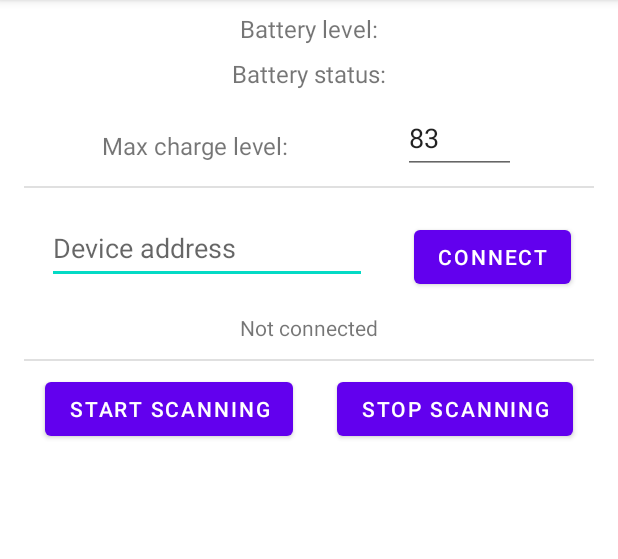
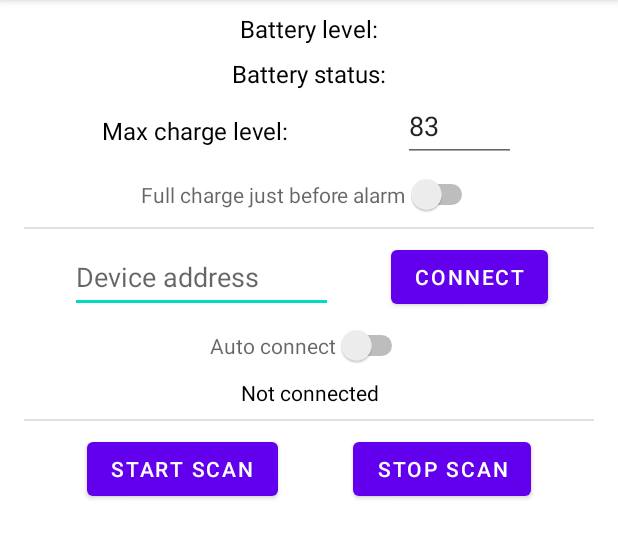
Before and after one commit to adameq11/BleBat, an Android app: the screen it shows after launch (MainActivity), on a phone screen of 412 x 824 dp, the part 84-643 px from its top. Run offline under Robolectric (Android 15) with nearby library versions, the phone set to English and light mode, and no system bars.

Commit message:
v0.7 - lots of changes: * travel mode - charge to full just before the alarm * auto connect mode * fixed layout * battery temp. display

```diff
--- a/app/src/main/java/pl/aq/belbat/BluetoothFGServiceCallbacks.java
+++ b/app/src/main/java/pl/aq/belbat/BluetoothFGServiceCallbacks.java
@@ -5,4 +5,5 @@ public interface BluetoothFGServiceCallbacks {
     void updateConnectionStatus(boolean connectionState);
 
     int getSelectedChargeLevel();
+    boolean isTravelModeEnabled();
 }
--- a/app/src/main/java/pl/aq/belbat/MainActivity.java
+++ b/app/src/main/java/pl/aq/belbat/MainActivity.java
@@ -6,6 +6,7 @@ import androidx.recyclerview.widget.LinearLayoutManager;
 import androidx.recyclerview.widget.RecyclerView;
 
 import android.Manifest;
+import android.app.AlarmManager;
 import android.app.AlertDialog;
 import android.bluetooth.BluetoothAdapter;
 import android.bluetooth.BluetoothDevice;
@@ -22,6 +23,7 @@ import android.content.ServiceConnection;
 import android.content.SharedPreferences;
 import android.content.pm.PackageManager;
 import android.os.AsyncTask;
+import android.os.BatteryManager;
 import android.os.Bundle;
 import android.os.Handler;
 import android.os.IBinder;
@@ -29,20 +31,26 @@ import android.preference.PreferenceManager;
 import android.view.View;
 import android.widget.Button;
 import android.widget.EditText;
+import android.widget.Switch;
 import android.widget.TextView;
 
 import java.util.ArrayList;
+import java.util.Date;
 import java.util.HashSet;
 import java.util.List;
 import java.util.Set;
+import java.util.concurrent.TimeUnit;
 
 public class MainActivity extends AppCompatActivity implements BluetoothFGServiceCallbacks, DeviceListAdapter.ItemClickListener {
 
     private BluetoothFGService bluetoothFGService;
     private DeviceListAdapter listAdapter;
     private boolean bound = false;
+    private boolean cableConnectionState = false;
 
     public static final String MAC_PREF_KEY = "pl.blebat.mac";
+    public static final String AUTO_PREF_KEY = "pl.blebat.autoconnect";
+    public static final String TRAVELMODE_PREF_KEY = "pl.blebat.travel";
 
     public static final String MAC_ADDR_PARAM = "addr";
 
@@ -60,12 +68,17 @@ public class MainActivity extends AppCompatActivity implements BluetoothFGServic
     private EditText maxCharge = null;
     private EditText macAddress = null;
 
+    private Switch travelMode = null;
+    private Switch autoConnMode = null;
+
     private final Set<String> itemsOnList = new HashSet<>();
     private final List<Device> uiDevicesList = new ArrayList<>();
     private BluetoothLeScanner btScanner;
 
     private final Handler mHandler = new Handler();
+    private final Handler mHandlerAutoCon = new Handler();
     private static final long SCAN_PERIOD = 10000;
+    private static final long AUTO_CON_PERIOD = 2000;
     private boolean btScanning = false;
     private boolean serviceStarted = false;
 
@@ -88,11 +101,14 @@ public class MainActivity extends AppCompatActivity implements BluetoothFGServic
         maxCharge = findViewById(R.id.maxCharge);
         macAddress = findViewById(R.id.macAddress);
 
+        travelMode = findViewById(R.id.travelMode);
+        autoConnMode = findViewById(R.id.autoConnectSwitch);
+
         BluetoothManager btManager = (BluetoothManager) getSystemService(Context.BLUETOOTH_SERVICE);
         BluetoothAdapter btAdapter = btManager.getAdapter();
-        btScanner = btAdapter.getBluetoothLeScanner();
+        btScanner = btAdapter != null ? btAdapter.getBluetoothLeScanner() : null;
 
-        if (!btAdapter.isEnabled()) {
+        if (btAdapter != null && !btAdapter.isEnabled()) {
             Intent enableIntent = new Intent(BluetoothAdapter.ACTION_REQUEST_ENABLE);
             startActivityForResult(enableIntent, REQUEST_ENABLE_BT);
         }
@@ -122,9 +138,20 @@ public class MainActivity extends AppCompatActivity implements BluetoothFGServic
         recyclerView.setAdapter(listAdapter);
 
         //fetch previous address from preferences
-        String tmpAddress = getSavedMac();
+        String tmpAddress = getSavedString(MAC_PREF_KEY);
         if(tmpAddress != null) {
             macAddress.setText(tmpAddress);
+        }
+
+        String autoConnectStr = getSavedString(AUTO_PREF_KEY);
+        if(autoConnectStr != null) {
+            System.out.println("auto con " + autoConnectStr);
+            autoConnMode.setChecked(autoConnectStr.equals(String.valueOf(true)));
+        }
+
+        String travelModeStr = getSavedString(TRAVELMODE_PREF_KEY);
+        if(travelModeStr != null) {
+            travelMode.setChecked(travelModeStr.equals(String.valueOf(true)));
         }
     }
 
@@ -148,7 +175,7 @@ public class MainActivity extends AppCompatActivity implements BluetoothFGServic
                 connectBtn.setText(R.string.disconnect);
 
                 //saved mac for later use
-                saveMacInPreferences(mac);
+                saveInPreferences(MAC_PREF_KEY, mac);
             }
         } else {
             stopService();
@@ -165,6 +192,7 @@ public class MainActivity extends AppCompatActivity implements BluetoothFGServic
     }
 
     public void onStopScanClick(View view) {
+        getTimeToNextAlarm();
         if(btScanning) {
             stopScanning();
         }
@@ -249,7 +277,9 @@ public class MainActivity extends AppCompatActivity implements BluetoothFGServic
         AsyncTask.execute(new Runnable() {
             @Override
             public void run() {
-                btScanner.startScan(leScanCallback);
+                if(btScanner != null) {
+                    btScanner.startScan(leScanCallback);
+                }
             }
         });
 
@@ -269,14 +299,68 @@ public class MainActivity extends AppCompatActivity implements BluetoothFGServic
         AsyncTask.execute(new Runnable() {
             @Override
             public void run() {
-                btScanner.stopScan(leScanCallback);
+                if(btScanner != null) {
+                    btScanner.stopScan(leScanCallback);
+                }
             }
         });
     }
 
-    public void updateBatteryTxt(int level, String status) {
-        batteryLevelTxt.setText(getString(R.string.bat_level, level));
-        batteryStatusTxt.setText(getString(R.string.bat_status, status));
+    public long getTimeToNextAlarm() {
+        AlarmManager alarmManager = (AlarmManager)getBaseContext().getSystemService(Context.ALARM_SERVICE);
+        return getTimeToNextAlarm(alarmManager);
+    }
+
+    public static long getTimeToNextAlarm(AlarmManager alarmManager) {
+        if(alarmManager.getNextAlarmClock() != null) {
+            long nextAlarmTime = alarmManager.getNextAlarmClock().getTriggerTime();
+            Date nextAlarmDate = new Date(nextAlarmTime);
+            System.out.println(nextAlarmDate);
+
+            return TimeUnit.MINUTES.convert(nextAlarmDate.getTime() - new Date().getTime(), TimeUnit.MILLISECONDS);
+        }
+        return -1;
+    }
+
+    public String formatTimeToAlarm(long timeToAlarm) {
+        if(timeToAlarm > 0) {
+            long hours = timeToAlarm / 60;
+            long minutes = timeToAlarm % 60;
+            return getString(R.string.time_to_next_alarm, hours, minutes);
+        } else {
+            return getString(R.string.no_alarm_set);
+        }
+    }
+
+    public void updateBatteryTxt(int level,float temp, int status) {
+        batteryLevelTxt.setText(getString(R.string.bat_level, level, temp));
+        batteryStatusTxt.setText(getString(R.string.bat_status, getBatteryStatusString(status)));
+
+        checkAutostart(status);
+    }
+
+    private void checkAutostart(int status) {
+        mHandlerAutoCon.postDelayed(new Runnable() {
+            @Override
+            public void run() {
+                if(!serviceStarted &&
+                        (status == BatteryManager.BATTERY_STATUS_CHARGING || status == BatteryManager.BATTERY_STATUS_FULL) &&
+                        autoConnMode.isChecked()) {
+                    onConnectClick(null);
+                }
+            }
+        }, AUTO_CON_PERIOD);
+    }
+
+    private String getBatteryStatusString(int batteryStatus) {
+        switch(batteryStatus) {
+            case BatteryManager.BATTERY_STATUS_CHARGING:
+                return getString(R.string.charging);
+            case BatteryManager.BATTERY_STATUS_FULL:
+                return getString(R.string.full);
+            default:
+                return getString(R.string.discharge);
+        }
     }
 
     @Override
@@ -325,15 +409,28 @@ public class MainActivity extends AppCompatActivity implements BluetoothFGServic
         return 0;
     }
 
-    private void saveMacInPreferences(String mac) {
+    public void onTravelModeClick(View view) {
+        saveInPreferences(TRAVELMODE_PREF_KEY, "" + travelMode.isChecked());
+    }
+
+    public void onAutoConnectClick(View view) {
+        saveInPreferences(AUTO_PREF_KEY, "" + autoConnMode.isChecked());
+    }
+
+    @Override
+    public boolean isTravelModeEnabled() {
+        return travelMode.isChecked();
+    }
+
+    private void saveInPreferences(String key, String mac) {
         SharedPreferences preferences = PreferenceManager.getDefaultSharedPreferences(this);
         SharedPreferences.Editor editor = preferences.edit();
-        editor.putString(MAC_PREF_KEY, mac);
+        editor.putString(key, mac);
         editor.apply();
     }
 
-    private String getSavedMac() {
+    private String getSavedString(String key) {
         SharedPreferences preferences = PreferenceManager.getDefaultSharedPreferences(this);
-        return preferences.getString(MAC_PREF_KEY, null);
+        return preferences.getString(key, null);
     }
 }
--- a/app/src/main/res/layout/activity_main.xml
+++ b/app/src/main/res/layout/activity_main.xml
@@ -33,53 +33,54 @@
         android:layout_width="0dp"
         android:layout_height="1dp"
         android:layout_marginStart="16dp"
-        android:layout_marginTop="16dp"
+        android:layout_marginTop="8dp"
         android:layout_marginEnd="16dp"
         android:background="?android:attr/listDivider"
         app:layout_constraintEnd_toEndOf="parent"
         app:layout_constraintHorizontal_bias="0.0"
         app:layout_constraintStart_toStartOf="parent"
-        app:layout_constraintTop_toBottomOf="@+id/textView5" />
+        app:layout_constraintTop_toBottomOf="@+id/travelMode" />
+
+    <EditText
+        android:id="@+id/macAddress"
+        android:layout_width="175dp"
+        android:layout_height="wrap_content"
+        android:layout_marginStart="8dp"
+        android:layout_marginTop="8dp"
+        android:ems="10"
+        android:hint="Device address"
+        android:inputType="textPersonName"
+        android:minHeight="48dp"
+        app:layout_constraintEnd_toStartOf="@+id/connectBtn"
+        app:layout_constraintHorizontal_chainStyle="spread"
+        app:layout_constraintStart_toStartOf="parent"
+        app:layout_constraintTop_toBottomOf="@+id/divider" />
 
     <Button
         android:id="@+id/connectBtn"
         android:layout_width="wrap_content"
         android:layout_height="wrap_content"
-        android:layout_marginTop="8dp"
+        android:layout_marginEnd="8dp"
         android:onClick="onConnectClick"
         android:text="Connect"
-        app:layout_constraintBottom_toTopOf="@+id/connStatus"
+        app:layout_constraintBottom_toBottomOf="@+id/macAddress"
         app:layout_constraintEnd_toEndOf="parent"
         app:layout_constraintHorizontal_bias="0.5"
         app:layout_constraintStart_toEndOf="@+id/macAddress"
-        app:layout_constraintTop_toBottomOf="@+id/divider" />
-
-    <EditText
-        android:id="@+id/macAddress"
-        android:layout_width="wrap_content"
-        android:layout_height="wrap_content"
-        android:layout_marginTop="16dp"
-        android:ems="10"
-        android:hint="Device address"
-        android:inputType="textPersonName"
-        android:minHeight="48dp"
-        app:layout_constraintBottom_toTopOf="@+id/divider2"
-        app:layout_constraintEnd_toStartOf="@+id/connectBtn"
-        app:layout_constraintHorizontal_bias="0.5"
-        app:layout_constraintStart_toStartOf="parent"
-        app:layout_constraintTop_toBottomOf="@+id/divider" />
+        app:layout_constraintTop_toTopOf="@+id/macAddress"
+        app:layout_constraintVertical_bias="0.0" />
 
     <Button
         android:id="@+id/startScanBtn"
         android:layout_width="wrap_content"
         android:layout_height="wrap_content"
+        android:layout_marginStart="8dp"
         android:layout_marginTop="8dp"
-        android:layout_marginBottom="8dp"
         android:onClick="onStartScanClick"
-        android:text="Start scanning"
-        app:layout_constraintBottom_toTopOf="@+id/itemsList"
+        android:text="Start scan"
         app:layout_constraintEnd_toStartOf="@+id/stopScanBtn"
         app:layout_constraintHorizontal_bias="0.5"
+        app:layout_constraintHorizontal_chainStyle="spread"
         app:layout_constraintStart_toStartOf="parent"
         app:layout_constraintTop_toBottomOf="@+id/divider2" />
 
@@ -87,25 +88,25 @@
         android:id="@+id/stopScanBtn"
         android:layout_width="wrap_content"
         android:layout_height="wrap_content"
-        android:layout_marginTop="8dp"
+        android:layout_marginEnd="8dp"
         android:onClick="onStopScanClick"
-        android:text="stop scanning"
-        app:layout_constraintBottom_toTopOf="@+id/itemsList"
+        android:text="stop scan"
+        app:layout_constraintBottom_toBottomOf="@+id/startScanBtn"
         app:layout_constraintEnd_toEndOf="parent"
         app:layout_constraintHorizontal_bias="0.5"
         app:layout_constraintStart_toEndOf="@+id/startScanBtn"
-        app:layout_constraintTop_toBottomOf="@+id/divider2" />
+        app:layout_constraintTop_toTopOf="@+id/startScanBtn"
+        app:layout_constraintVertical_bias="0.0" />
 
     <androidx.recyclerview.widget.RecyclerView
         android:id="@+id/itemsList"
         android:layout_width="0dp"
-        android:layout_height="0dp"
+        android:layout_height="wrap_content"
         android:layout_marginStart="16dp"
         android:layout_marginTop="8dp"
         android:layout_marginEnd="16dp"
-        android:onClick="onItemSelected"
-        app:layout_constraintBottom_toBottomOf="parent"
         app:layout_constraintEnd_toEndOf="parent"
+        app:layout_constraintHorizontal_bias="1.0"
         app:layout_constraintStart_toStartOf="parent"
         app:layout_constraintTop_toBottomOf="@+id/stopScanBtn" />
 
@@ -114,25 +115,21 @@
         android:layout_width="0dp"
         android:layout_height="1dp"
         android:layout_marginStart="16dp"
-        android:layout_marginTop="50dp"
+        android:layout_marginTop="8dp"
         android:layout_marginEnd="16dp"
         android:background="?android:attr/listDivider"
-        app:layout_constraintBottom_toTopOf="@+id/startScanBtn"
         app:layout_constraintEnd_toEndOf="parent"
-        app:layout_constraintHorizontal_bias="0.0"
+        app:layout_constraintHorizontal_bias="1.0"
         app:layout_constraintStart_toStartOf="parent"
-        app:layout_constraintTop_toBottomOf="@+id/macAddress" />
+        app:layout_constraintTop_toBottomOf="@+id/connStatus" />
 
     <EditText
         android:id="@+id/maxCharge"
         android:layout_width="75dp"
         android:layout_height="48dp"
-        android:layout_marginTop="8dp"
-        android:layout_marginBottom="8dp"
         android:ems="10"
         android:inputType="numberDecimal"
         android:text="83"
-        app:layout_constraintBottom_toTopOf="@+id/divider"
         app:layout_constraintEnd_toEndOf="parent"
         app:layout_constraintHorizontal_bias="0.5"
         app:layout_constraintStart_toEndOf="@+id/textView5"
@@ -146,11 +143,10 @@
         android:layout_marginEnd="8dp"
         android:text="Max charge level:"
         android:textSize="16sp"
-        app:layout_constraintBottom_toTopOf="@+id/divider"
         app:layout_constraintEnd_toStartOf="@+id/maxCharge"
         app:layout_constraintHorizontal_bias="0.5"
         app:layout_constraintStart_toStartOf="parent"
-        app:layout_constraintTop_toBottomOf="@+id/chargingStatusTxt" />
+        app:layout_constraintTop_toTopOf="@+id/maxCharge" />
 
     <TextView
         android:id="@+id/connStatus"
@@ -158,9 +154,46 @@
         android:layout_height="wrap_content"
         android:layout_marginTop="8dp"
         android:text="Not connected"
-        app:layout_constraintBottom_toTopOf="@+id/divider2"
+        app:layout_constraintEnd_toEndOf="parent"
+        app:layout_constraintHorizontal_bias="0.503"
+        app:layout_constraintStart_toStartOf="parent"
+        app:layout_constraintTop_toBottomOf="@+id/autoConnectSwitch" />
+
+    <Switch
+        android:id="@+id/travelMode"
+        android:layout_width="wrap_content"
+        android:layout_height="wrap_content"
+        android:layout_marginTop="8dp"
+        android:onClick="onTravelModeClick"
+        android:text="Full charge just before alarm"
+        android:textColor="?android:attr/textColorSecondary"
+        app:layout_constraintEnd_toEndOf="parent"
+        app:layout_constraintStart_toStartOf="parent"
+        app:layout_constraintTop_toBottomOf="@+id/maxCharge" />
+
+    <TextView
+        android:id="@+id/alarmInfo"
+        android:layout_width="wrap_content"
+        android:layout_height="wrap_content"
+        app:layout_constraintEnd_toEndOf="parent"
+        tools:layout_editor_absoluteY="142dp" />
+
+    <Switch
+        android:id="@+id/autoConnectSwitch"
+        android:layout_width="wrap_content"
+        android:layout_height="wrap_content"
+        android:layout_marginTop="8dp"
+        android:onClick="onAutoConnectClick"
+        android:text="Auto connect"
+        android:textColor="?android:attr/textColorSecondary"
         app:layout_constraintEnd_toEndOf="parent"
         app:layout_constraintStart_toStartOf="parent"
         app:layout_constraintTop_toBottomOf="@+id/macAddress" />
 
+    <androidx.constraintlayout.widget.Group
+        android:id="@+id/group"
+        android:layout_width="wrap_content"
+        android:layout_height="wrap_content"
+        app:constraint_referenced_ids="macAddress,connectBtn" />
+
 </androidx.constraintlayout.widget.ConstraintLayout>
--- a/app/src/main/res/values-night/themes.xml
+++ b/app/src/main/res/values-night/themes.xml
@@ -12,5 +12,6 @@
         <!-- Status bar color. -->
         <item name="android:statusBarColor" tools:targetApi="l">?attr/colorPrimaryVariant</item>
         <!-- Customize your theme here. -->
+        <item name="android:textColor">@color/white</item>
     </style>
 </resources>
--- a/app/src/main/res/values/colors.xml
+++ b/app/src/main/res/values/colors.xml
@@ -7,4 +7,5 @@
     <color name="teal_700">#FF018786</color>
     <color name="black">#FF000000</color>
     <color name="white">#FFFFFFFF</color>
+    <color name="gray">#838383</color>
 </resources>
--- a/app/src/main/res/values/strings.xml
+++ b/app/src/main/res/values/strings.xml
@@ -7,10 +7,15 @@
     <string name="service_disconnected">Service disconnected</string>
     <string name="scan_failed_code">Scanning failed: %1$d</string>
     <string name="scanning_stopped">Scanning stopped.</string>
-    <string name="bat_level">Battery level: %1$d</string>
+    <string name="bat_level">Battery level: %1$d\%% (%2$.1f°C)</string>
     <string name="bat_status">Battery status: %1$s</string>
     <string name="limit_title">Functionality limited</string>
     <string name="limit_text">Since location access has not been granted, this app will not be able to discover Bluetooth devices.</string>
     <string name="connected">Connected</string>
     <string name="conn_problem">BLE connection Problem %1$d</string>
+    <string name="time_to_next_alarm">Time to next alarm: %1$dh %2$dm</string>
+    <string name="no_alarm_set">No alarms set.</string>
+    <string name="charging">Charging</string>
+    <string name="full">Full</string>
+    <string name="discharge">Discharging</string>
 </resources>
--- a/app/src/main/res/values/themes.xml
+++ b/app/src/main/res/values/themes.xml
@@ -12,5 +12,6 @@
         <!-- Status bar color. -->
         <item name="android:statusBarColor" tools:targetApi="l">?attr/colorPrimaryVariant</item>
         <!-- Customize your theme here. -->
+        <item name="android:textColor">@color/black</item>
     </style>
 </resources>
```
Also changed, not shown: app/src/main/java/pl/aq/belbat/BluetoothFGService.java (+33 -7 lines), app/src/main/java/pl/aq/belbat/PowerConnectionReceiver.java (+6 -10 lines).
